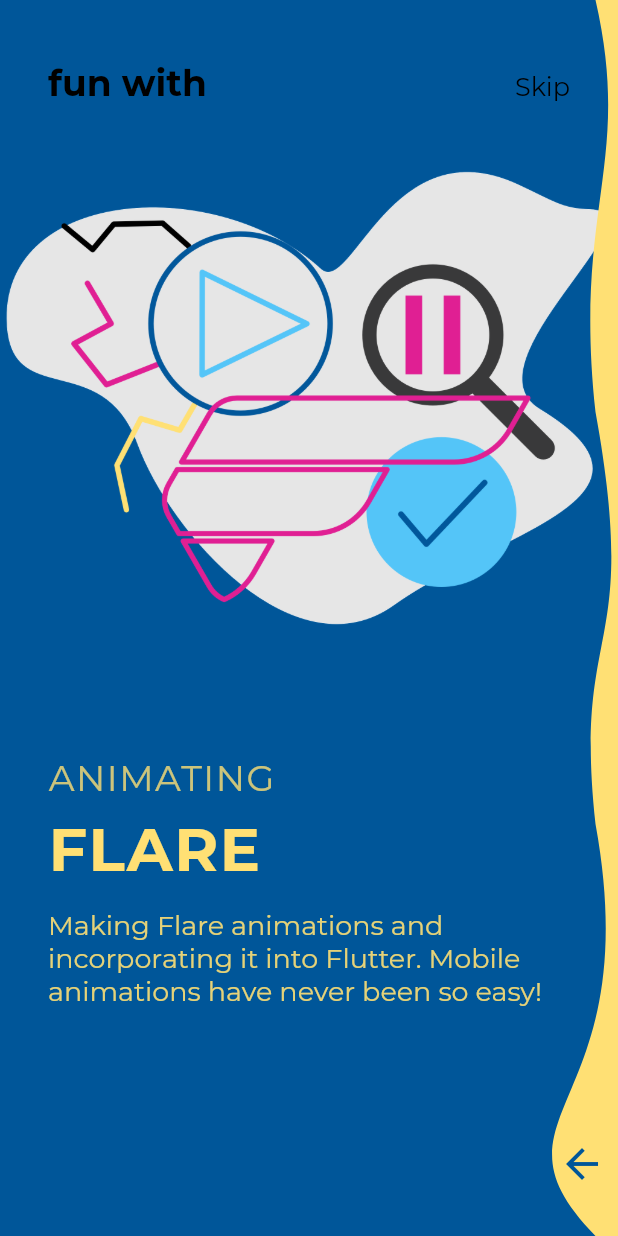
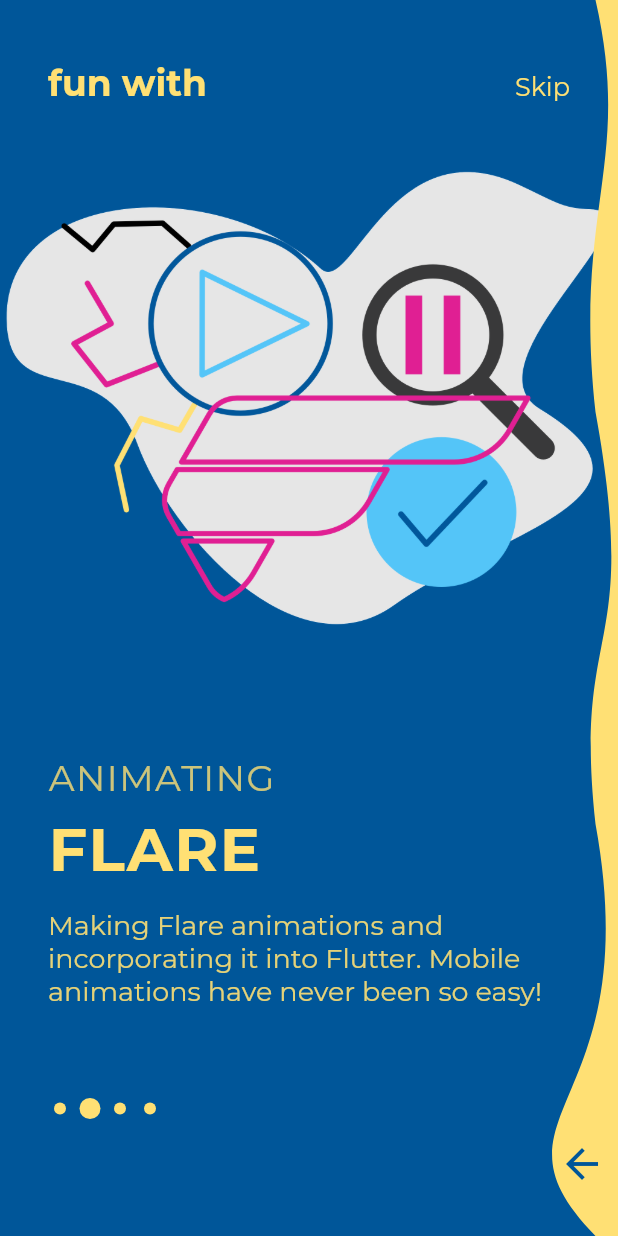
Before and after one commit to weilyuwang/FlutterUI-OnboardingPages, a Flutter app: the screen it shows after launch, after a tap on the "arrow back" icon, on a phone screen of 412 x 824 dp. Run offline on Flutter 3.47's test engine with Material 2 defaults, Android fonts, the phone set to English and light mode, and no system bars; project files that could hold a hidden picture were left out.

Commit message:
add color provider

```diff
--- a/lib/main.dart
+++ b/lib/main.dart
@@ -1,4 +1,6 @@
 import 'package:flutter/material.dart';
+import 'package:onboarding/provider/color_provider.dart';
+import 'package:provider/provider.dart';
 import './screens/onboarding/onboarding.dart';
 import './themes/styles.dart';
 
@@ -22,7 +24,10 @@ class Home extends StatelessWidget {
   @override
   Widget build(BuildContext context) {
     return Scaffold(
-      body: Onboarding(),
+      body: ChangeNotifierProvider(
+        create: (BuildContext context) => ColorProvider(),
+        child: Onboarding(),
+      ),
     );
   }
 }
--- /dev/null
+++ b/lib/provider/color_provider.dart
@@ -0,0 +1,13 @@
+import 'package:flutter/material.dart';
+import 'package:onboarding/screens/onboarding/data/onboard_page_data.dart';
+
+class ColorProvider with ChangeNotifier {
+  Color _color = onboardData[0].accentColor; //default color
+
+  Color get color => _color;
+
+  set color(Color color) {
+    _color = color;
+    notifyListeners();
+  }
+}
--- a/lib/screens/onboarding/components/onboard_page.dart
+++ b/lib/screens/onboarding/components/onboard_page.dart
@@ -1,5 +1,7 @@
 import 'package:flutter/material.dart';
+import 'package:onboarding/provider/color_provider.dart';
 import 'package:onboarding/screens/onboarding/model/onboard_page_model.dart';
+import 'package:provider/provider.dart';
 import 'drawer_paint.dart';
 
 class OnboardPage extends StatefulWidget {
@@ -39,6 +41,9 @@ class _OnboardPageState extends State<OnboardPage>
   }
 
   _nextButtonPressed() {
+    print('next button pressed');
+    Provider.of<ColorProvider>(context, listen: false).color =
+        widget.pageModel.nextAccentColor;
     widget.pageController.nextPage(
       duration: Duration(
         microseconds: 100,
--- /dev/null
+++ b/lib/screens/onboarding/components/page_view_indicator.dart
@@ -0,0 +1,69 @@
+import 'dart:ui';
+
+import 'package:flutter/material.dart';
+
+class PageViewIndicator extends StatefulWidget {
+  final PageController controller;
+  final int itemCount;
+  final Color color;
+
+  const PageViewIndicator({
+    Key key,
+    @required this.controller,
+    @required this.itemCount,
+    this.color,
+  }) : super(key: key);
+
+  @override
+  _PageViewIndicatorState createState() => _PageViewIndicatorState();
+}
+
+class _PageViewIndicatorState extends State<PageViewIndicator> {
+  @override
+  Widget build(BuildContext context) {
+    return CustomPaint(
+      painter: IndicatorPainter(
+        4,
+        widget.controller.page?.round() ?? -1,
+        color: widget.color,
+      ),
+      child: Container(
+        width: 60,
+        height: 10,
+      ),
+    );
+  }
+}
+
+class IndicatorPainter extends CustomPainter {
+  final Color color;
+  final int length;
+  final int currentIndicator;
+
+  Paint dotPaint;
+  static const double _smallDot = 4;
+  static const double _bigDot = 7;
+
+  IndicatorPainter(this.length, this.currentIndicator,
+      {this.color = Colors.black})
+      : dotPaint = Paint()..color = color;
+
+  @override
+  void paint(Canvas canvas, Size size) {
+    _drawCircle(canvas, 0, Offset(0, size.height / 2));
+    _drawCircle(canvas, 1, Offset(size.width / 3, size.height / 2));
+    _drawCircle(canvas, 2, Offset(size.width / 3 * 2, size.height / 2));
+    _drawCircle(canvas, 3, Offset(size.width, size.height / 2));
+  }
+
+  _drawCircle(Canvas canvas, int indicatorNumber, Offset offset) {
+    (indicatorNumber == currentIndicator + 1)
+        ? canvas.drawCircle(offset, _bigDot, dotPaint)
+        : canvas.drawCircle(offset, _smallDot, dotPaint);
+  }
+
+  @override
+  bool shouldRepaint(CustomPainter oldDelegate) {
+    return true;
+  }
+}
--- a/lib/screens/onboarding/onboarding.dart
+++ b/lib/screens/onboarding/onboarding.dart
@@ -1,16 +1,22 @@
 import 'package:flutter/material.dart';
+import 'package:onboarding/provider/color_provider.dart';
 import 'package:onboarding/screens/onboarding/components/onboard_page.dart';
+import 'package:onboarding/screens/onboarding/components/page_view_indicator.dart';
 import 'package:onboarding/screens/onboarding/data/onboard_page_data.dart';
+import 'package:provider/provider.dart';
 
 class Onboarding extends StatelessWidget {
   final PageController pageController = PageController();
 
   @override
   Widget build(BuildContext context) {
-    return Stack(children: [
+    ColorProvider colorProvider = Provider.of<ColorProvider>(context);
+
+    return Stack(
+      children: [
         PageView.builder(
           controller: pageController,
-        // physics: NeverScrollableScrollPhysics(),
+          physics: NeverScrollableScrollPhysics(),
           itemCount: onboardData.length,
           itemBuilder: (context, index) {
             return OnboardPage(
@@ -35,7 +41,7 @@ class Onboarding extends StatelessWidget {
                   child: Text(
                     'fun with',
                     style: Theme.of(context).textTheme.headline6.copyWith(
-                        color: Colors.black,
+                          color: colorProvider.color,
                         ),
                   ),
                 ),
@@ -44,7 +50,7 @@ class Onboarding extends StatelessWidget {
                   child: Text(
                     'Skip',
                     style: TextStyle(
-                    color: Colors.black,
+                      color: colorProvider.color,
                     ),
                   ),
                 ),
@@ -52,6 +58,18 @@ class Onboarding extends StatelessWidget {
             ),
           ),
         ),
-    ]);
+        Align(
+          alignment: Alignment.bottomLeft,
+          child: Padding(
+            padding: const EdgeInsets.only(bottom: 80.0, left: 40.0),
+            child: PageViewIndicator(
+              controller: pageController,
+              itemCount: onboardData.length,
+              color: colorProvider.color,
+            ),
+          ),
+        ),
+      ],
+    );
   }
 }
--- a/pubspec.yaml
+++ b/pubspec.yaml
@@ -13,6 +13,7 @@ dependencies:
     # The following adds the Cupertino Icons font to your application.
     # Use with the CupertinoIcons class for iOS style icons.
     cupertino_icons: ^0.1.3
+    provider: ^4.1.2
 
 dev_dependencies:
     flutter_test:
```
Also changed, not shown: pubspec.lock. Lines whose indentation alone changed are shown as unchanged.
